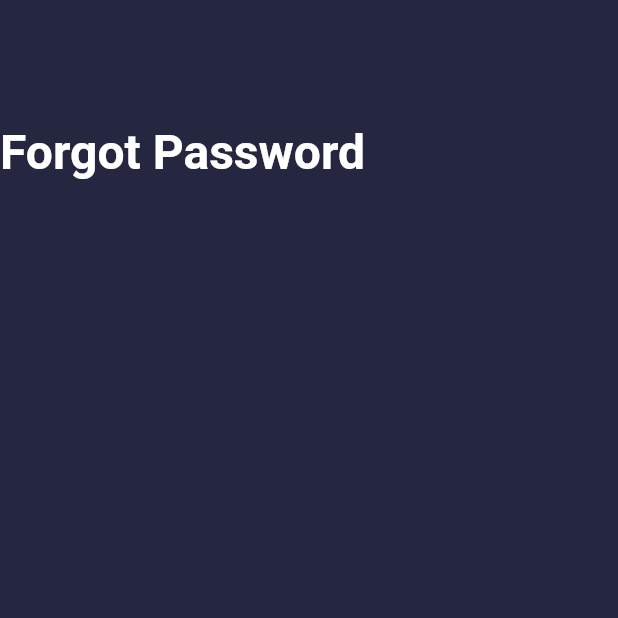
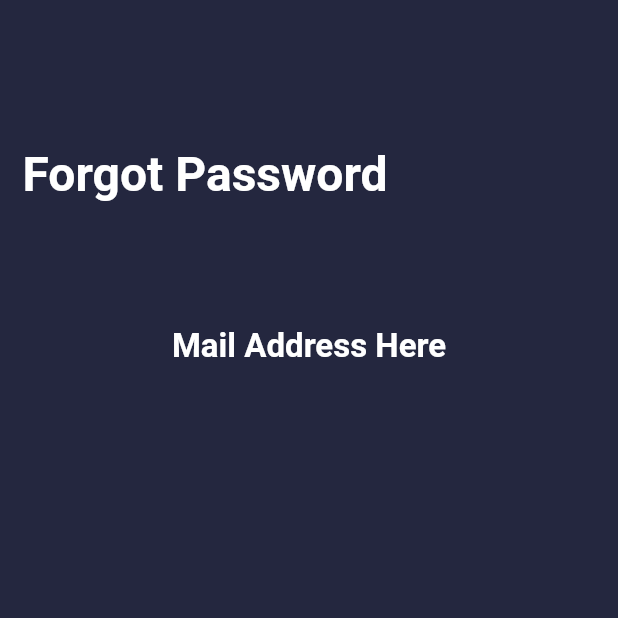
Before and after one commit to MuhammedNihalcp/social_media_app, a Flutter app: the screen it shows after launch, after a tap on "Forgot Password", on a phone screen of 412 x 824 dp, the top half of it. Run offline on Flutter 3.47's test engine with Material 2 defaults, Android fonts, the phone set to English and light mode, and no system bars.

Commit message:
update forgot password screen file

```diff
--- a/lib/Screen/auth/forget_password/view/forgot_password_view.dart
+++ b/lib/Screen/auth/forget_password/view/forgot_password_view.dart
@@ -12,6 +12,8 @@ class ScreenForgotPassword extends StatelessWidget {
     return Scaffold(
       backgroundColor: authbackgroundColor,
       body: SafeArea(
+        child: Padding(
+          padding: const EdgeInsets.all(15.0),
           child: Column(
             children: [
               SizedBox(
@@ -20,7 +22,18 @@ class ScreenForgotPassword extends StatelessWidget {
               const AuthHeadText(
                 text: 'Forgot Password',
               ),
+              SizedBox(
+                height: height * 0.1,
+              ),
+              Text(
+                'Mail Address Here',
+                style: TextStyle(
+                  color: colorWhith,
+                  fontWeight: FontWeight.bold,
+                fontSize: 22),
+              )
             ],
+          ),
         ),
       ),
     );
```
Lines whose indentation alone changed are shown as unchanged.
